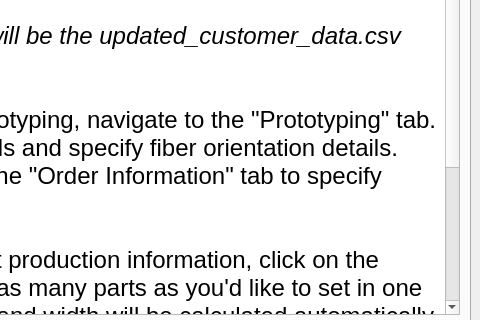
linaflorez/RTPC_UI, file ui/main.ui: the form before one commit; both pictures show x 335 to 815 and y 270 to 590 of the 815 by 683 pixel window.
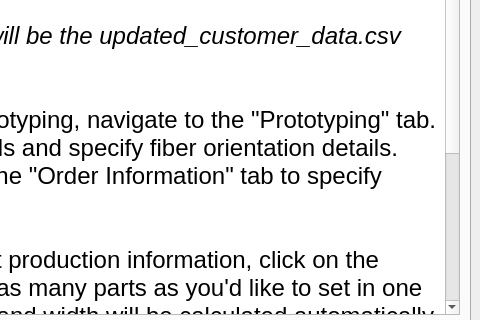
The form after the commit.

Commit message: Fixing a couple more print statements and potential bugs

What changed in the file:
```diff
--- a/ui/main.ui
+++ b/ui/main.ui
@@ -65,7 +65,7 @@
 &lt;p style=&quot;-qt-paragraph-type:empty; margin-top:0px; margin-bottom:0px; margin-left:0px; margin-right:0px; -qt-block-indent:0; text-indent:0px; font-size:18pt;&quot;&gt;&lt;br /&gt;&lt;/p&gt;
 &lt;p style=&quot; margin-top:0px; margin-bottom:0px; margin-left:0px; margin-right:0px; -qt-block-indent:0; text-indent:0px;&quot;&gt;    &lt;span style=&quot; font-size:18pt;&quot;&gt;3. Order Information: To get production information, click on the &amp;quot;Order Information&amp;quot; tab. Add as many parts as you'd like to set in one production run. Panel length and width will be calculated automatically based on part dimensions and other inputs.&lt;/span&gt;&lt;/p&gt;
 &lt;p style=&quot;-qt-paragraph-type:empty; margin-top:0px; margin-bottom:0px; margin-left:0px; margin-right:0px; -qt-block-indent:0; text-indent:0px; font-size:18pt;&quot;&gt;&lt;br /&gt;&lt;/p&gt;
-&lt;p style=&quot; margin-top:0px; margin-bottom:0px; margin-left:0px; margin-right:0px; -qt-block-indent:0; text-indent:0px;&quot;&gt;    &lt;span style=&quot; font-size:18pt;&quot;&gt;4. Production: Each production tab (Initial Cuts, Welding, Secondary Cuts, and Lamination) is populated based on the selections you made in the Order Information. If you make edits to the Order Information, the tables will be cleared and repopulated accordingly.&lt;/span&gt;&lt;/p&gt;&lt;/body&gt;&lt;/html&gt;</string>
+&lt;p style=&quot; margin-top:0px; margin-bottom:0px; margin-left:0px; margin-right:0px; -qt-block-indent:0; text-indent:0px;&quot;&gt;    &lt;span style=&quot; font-size:18pt;&quot;&gt;4. Production: Each production tab (Initial Cuts, Welding, Secondary Cuts, and Lamination) is populated based on the selections you made in the Order Information. If you make edits to the Order Information, click on the &amp;quot;Generate Production Run&amp;quot; again, leading to the tables being cleared out and repopulated accordingly.&lt;/span&gt;&lt;/p&gt;&lt;/body&gt;&lt;/html&gt;</string>
           </property>
          </widget>
         </item>
```
The commit also changes 2 other files.
